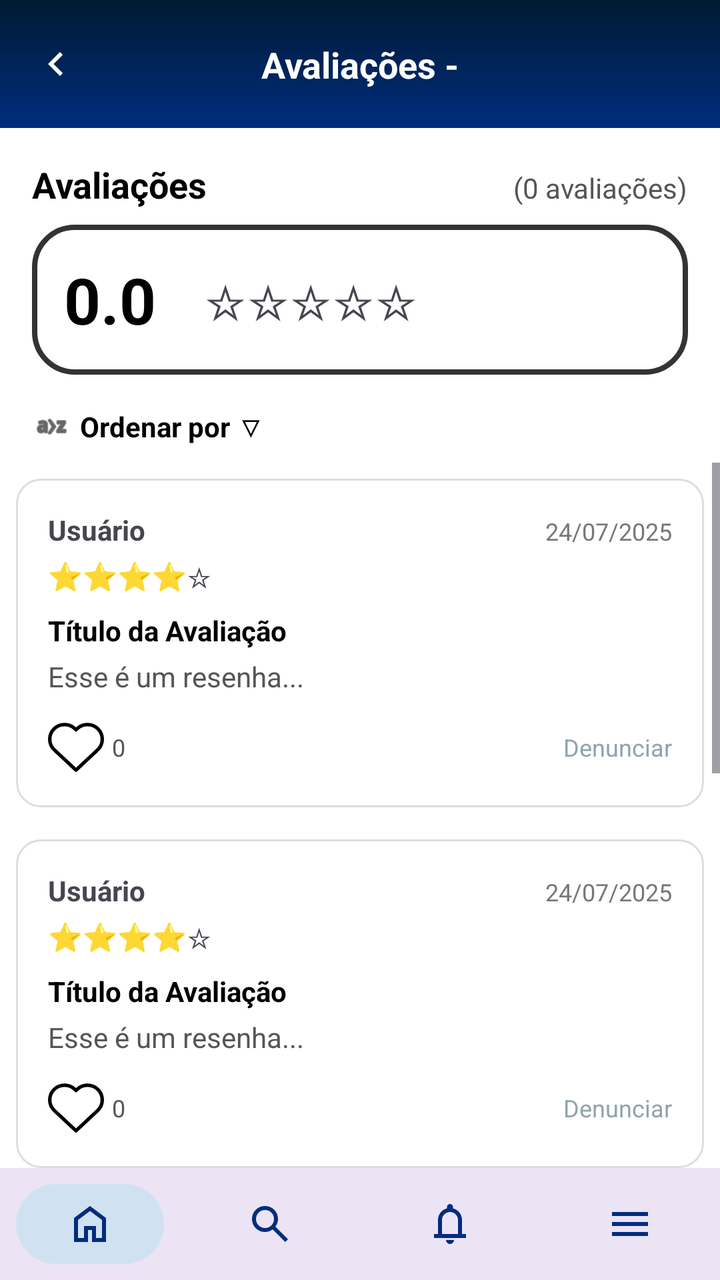
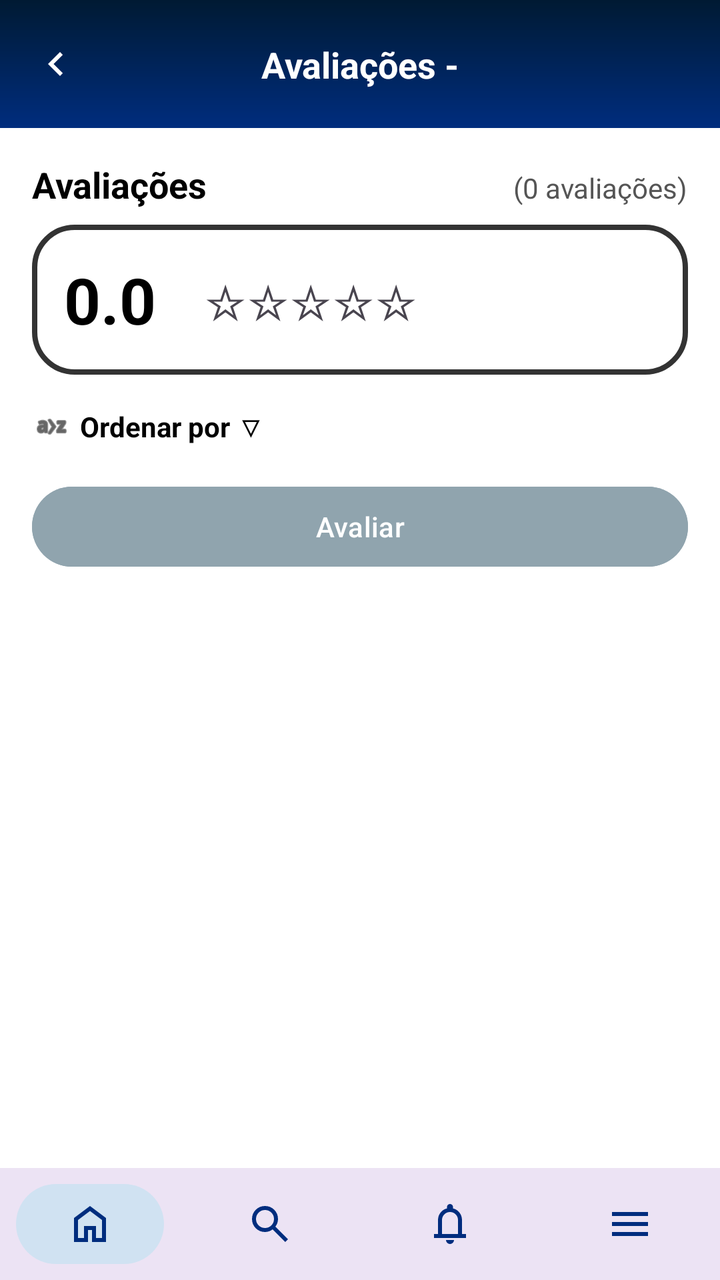

The first picture is an Android layout as it rendered before a commit; the second is the same layout after the commit. The layout source and the unified diff follow.
<!-- AndroidManifest.xml: application theme Theme.Bibliotecaapp -->
<!-- res/layout/tela_mais_avaliacoes.xml -->
<?xml version="1.0" encoding="utf-8"?>
<LinearLayout
    xmlns:android="http://schemas.android.com/apk/res/android"
    xmlns:app="http://schemas.android.com/apk/res-auto"
    xmlns:tools="http://schemas.android.com/tools"
    android:layout_width="match_parent"
    android:layout_height="match_parent"
    android:orientation="vertical"
    android:background="#FFFFFF">

    
    <androidx.constraintlayout.widget.ConstraintLayout
        android:layout_width="match_parent"
        android:layout_height="?attr/actionBarSize"
        android:background="@drawable/background_header">

        <ImageButton
            android:id="@+id/btnVoltar"
            android:layout_width="40dp"
            android:layout_height="40dp"
            android:layout_margin="8dp"
            android:background="?attr/selectableItemBackgroundBorderless"
            android:src="@drawable/ic_leftarrow"
            app:layout_constraintTop_toTopOf="parent"
            app:layout_constraintBottom_toBottomOf="parent"
            app:layout_constraintStart_toStartOf="parent"/>
        
        <TextView
            android:id="@+id/txtTituloHeader"
            android:layout_width="wrap_content"
            android:layout_height="wrap_content"
            android:text="Avaliações -"
            android:textColor="#FFFFFF"
            android:textSize="18sp"
            android:textStyle="bold"
            app:layout_constraintTop_toTopOf="parent"
            app:layout_constraintBottom_toBottomOf="parent"
            app:layout_constraintStart_toStartOf="parent"
            app:layout_constraintEnd_toEndOf="parent"/>

    </androidx.constraintlayout.widget.ConstraintLayout>

    
    <include
        android:id="@+id/layoutResumo"
        layout="@layout/layout_resumo_avaliacao" />

    
    <LinearLayout
        android:id="@+id/btnOrdenar"
        android:layout_width="wrap_content"
        android:layout_height="wrap_content"
        android:orientation="horizontal"
        android:gravity="center_vertical"
        android:layout_marginStart="16dp"
        android:layout_marginBottom="8dp"
        android:clickable="true"
        android:focusable="true"
        android:background="?attr/selectableItemBackground">

        <ImageView
            android:layout_width="20dp"
            android:layout_height="20dp"
            android:src="@android:drawable/ic_menu_sort_alphabetically"
            app:tint="#000000" />

        <TextView
            android:layout_width="wrap_content"
            android:layout_height="wrap_content"
            android:layout_marginStart="4dp"
            android:text="Ordenar por ▽"
            android:textColor="#000000"
            android:textSize="14sp"
            android:textStyle="bold" />
    </LinearLayout>

    
    <ScrollView
        android:layout_width="match_parent"
        android:layout_height="0dp"
        android:layout_weight="1">

        <LinearLayout
            android:layout_width="match_parent"
            android:layout_height="wrap_content"
            android:orientation="vertical"
            android:paddingBottom="16dp">

            
            <include
                android:id="@+id/avaliacao1"
                layout="@layout/item_avaliacao" />

            <include
                android:id="@+id/avaliacao2"
                layout="@layout/item_avaliacao" />

            <include
                android:id="@+id/avaliacao3"
                layout="@layout/item_avaliacao" />

            <include
                android:id="@+id/avaliacao4"
                layout="@layout/item_avaliacao" />

            
            <TextView
                android:id="@+id/txtSemAvaliacoes"
                android:layout_width="match_parent"
                android:layout_height="wrap_content"
                android:text="Nenhuma avaliação ainda."
                android:padding="16dp"
                android:visibility="gone"/>

            <LinearLayout
                android:layout_width="match_parent"
                android:layout_height="wrap_content"
                android:orientation="horizontal"
                android:layout_marginHorizontal="16dp"
                android:layout_marginTop="8dp"
                android:layout_marginBottom="8dp">

                <Button
                    android:id="@+id/btnAvaliar"
                    android:layout_width="0dp"
                    android:layout_height="wrap_content"
                    android:layout_weight="1"
                    android:text="Avaliar"
                    android:backgroundTint="@color/padrao_app"
                    android:textColor="#FFFFFF"/>

            </LinearLayout>

        </LinearLayout>
    </ScrollView>


    <include layout="@layout/navbar_layout"/>
</LinearLayout>
<!-- res/layout/layout_resumo_avaliacao.xml (included above) -->
<?xml version="1.0" encoding="utf-8"?>
<LinearLayout xmlns:android="http://schemas.android.com/apk/res/android"
    android:layout_width="match_parent"
    android:layout_height="wrap_content"
    android:orientation="vertical"
    android:padding="16dp">

    <RelativeLayout
        android:layout_width="match_parent"
        android:layout_height="wrap_content"
        android:layout_marginBottom="8dp">

        <TextView
            android:id="@+id/lblTituloAvaliacoes"
            android:layout_width="wrap_content"
            android:layout_height="wrap_content"
            android:text="Avaliações"
            android:textSize="18sp"
            android:textColor="#000000"
            android:textStyle="bold"
            android:layout_alignParentStart="true"/>

        <TextView
            android:id="@+id/txtTotalAvaliacoes"
            android:layout_width="wrap_content"
            android:layout_height="wrap_content"
            android:text="(0 avaliações)"
            android:textColor="#555555"
            android:layout_alignParentEnd="true"
            android:layout_alignBaseline="@id/lblTituloAvaliacoes"/>
    </RelativeLayout>

    <LinearLayout
        android:layout_width="match_parent"
        android:layout_height="wrap_content"
        android:orientation="horizontal"
        android:background="@drawable/bg_moldura_avaliacao"
        android:padding="16dp"
        android:gravity="center_vertical">

        <TextView
            android:id="@+id/txtMedia"
            android:layout_width="wrap_content"
            android:layout_height="wrap_content"
            android:text="0.0"
            android:textSize="32sp"
            android:textColor="#000000"
            android:textStyle="bold"
            android:layout_marginEnd="24dp"/>

        <TextView
            android:id="@+id/txtEstrelasMedia"
            android:layout_width="wrap_content"
            android:layout_height="wrap_content"
            android:text="☆☆☆☆☆"
            android:textSize="24sp" />

    </LinearLayout>

</LinearLayout>
<!-- res/layout/item_avaliacao.xml (included above) -->
<?xml version="1.0" encoding="utf-8"?>
<LinearLayout
    xmlns:android="http://schemas.android.com/apk/res/android"
    xmlns:app="http://schemas.android.com/apk/res-auto"
    android:layout_width="match_parent"
    android:layout_height="wrap_content"
    android:orientation="vertical"
    android:padding="16dp"
    android:background="@drawable/bg_comentario"
    android:layout_margin="8dp">

    
    <LinearLayout
        android:layout_width="match_parent"
        android:layout_height="wrap_content"
        android:orientation="horizontal">

        <TextView android:id="@+id/txtNomeUsuario"
            android:layout_width="0dp"
            android:layout_height="wrap_content"
            android:layout_weight="1"
            android:text="Usuário"
            android:textStyle="bold"/>

        <TextView
            android:id="@+id/txtData"
            android:layout_width="wrap_content"
            android:layout_height="wrap_content"
            android:text="24/07/2025"
            android:textColor="#777"
            android:textSize="12sp" />
    </LinearLayout>

    
    <TextView
        android:id="@+id/txtEstrelas"
        android:layout_width="wrap_content"
        android:layout_height="wrap_content"
        android:text="⭐⭐⭐⭐☆"
        android:textSize="14sp"
        android:layout_marginTop="4dp"/>

    
    <TextView
        android:id="@+id/txtTituloAvaliacao"
        android:layout_width="match_parent"
        android:layout_height="wrap_content"
        android:text="Título da Avaliação"
        android:textStyle="bold"
        android:textColor="#000"
        android:layout_marginTop="8dp"/>

    
    <TextView
        android:id="@+id/txtComentario"
        android:layout_width="match_parent"
        android:layout_height="wrap_content"
        android:text="Esse é um resenha..."
        android:textColor="#555"
        android:layout_marginTop="4dp"/>

    
    <RelativeLayout
        android:layout_width="match_parent"
        android:layout_height="wrap_content"
        android:layout_marginTop="12dp">

        <ImageButton
            android:id="@+id/btnCurtir"
            android:layout_width="28dp"
            android:layout_height="28dp"
            android:layout_alignParentStart="true"
            android:layout_centerVertical="true"
            android:background="?attr/selectableItemBackgroundBorderless"
            android:src="@drawable/ic_heart"
            android:scaleType="fitCenter"/>

        <TextView
            android:id="@+id/txtCurtidas"
            android:layout_width="wrap_content"
            android:layout_height="wrap_content"
            android:layout_toEndOf="@id/btnCurtir"
            android:layout_centerVertical="true"
            android:layout_marginStart="4dp"
            android:text="0"
            android:textColor="#555"
            android:textSize="12sp"/>

        <TextView
            android:id="@+id/btnDenunciar"
            android:layout_width="wrap_content"
            android:layout_height="wrap_content"
            android:layout_alignParentEnd="true"
            android:layout_centerVertical="true"
            android:text="Denunciar"
            android:textColor="@color/padrao_app"
            android:textSize="12sp"/>
    </RelativeLayout>

</LinearLayout>
<!-- res/layout/navbar_layout.xml (included above) -->
<?xml version="1.0" encoding="utf-8"?>
<com.google.android.material.bottomnavigation.BottomNavigationView
    xmlns:android="http://schemas.android.com/apk/res/android"
    xmlns:app="http://schemas.android.com/apk/res-auto"

    android:id="@+id/bottomNav"
    style="@style/NavBar"
    android:layout_width="match_parent"
    android:layout_height="wrap_content"

    app:menu="@menu/bottom_menu"/>
<!-- resources referenced by this layout -->
<resources>
  <color name="padrao_app">#90A4AE</color>
  <!-- drawable background_header (drawable) -->
  <?xml version="1.0" encoding="utf-8"?>
  <shape xmlns:android="http://schemas.android.com/apk/res/android">
  
      <gradient
          android:type="linear"
          android:angle="270"
          android:startColor="#001A33"
          android:endColor="#002D7E" />
  
      <corners android:radius="0dp" />
  
  </shape>
  <!-- drawable bg_comentario (drawable) -->
  <shape xmlns:android="http://schemas.android.com/apk/res/android">
      <solid android:color="#FFFFFF"/>
      <corners android:radius="12dp"/>
      <stroke android:width="1dp" android:color="#DDD"/>
  </shape>
  <!-- drawable bg_moldura_avaliacao (drawable) -->
  <?xml version="1.0" encoding="utf-8"?>
  <shape xmlns:android="http://schemas.android.com/apk/res/android">
      <solid android:color="#FFFFFF"/>
      <corners android:radius="20dp"/>
      <stroke android:width="2.5dp" android:color="#333333"/>
  </shape>
  <!-- drawable ic_heart (drawable) -->
  <vector xmlns:android="http://schemas.android.com/apk/res/android"
      android:height="42dp"
      android:viewportHeight="32"
      android:viewportWidth="32"
      android:width="42dp">
  
      <path
          android:fillColor="#00000000"
          android:strokeColor="#000000"
          android:strokeLineJoin="round"
          android:strokeWidth="2"
          android:pathData="M28.343,17.48L16,29L3.657,17.48C1.962,15.898 1,13.684 1,11.365v0C1,6.745 4.745,3 9.365,3h0.17c2.219,0 4.346,0.881 5.915,2.45L16,6l0.55,-0.55C18.119,3.881 20.246,3 22.465,3h0.17C27.255,3 31,6.745 31,11.365v0C31,13.684 30.038,15.898 28.343,17.48z"/>
  
  </vector>
  <!-- drawable ic_leftarrow (drawable) -->
  <vector xmlns:android="http://schemas.android.com/apk/res/android"
      android:width="24dp"
      android:height="24dp"
      android:viewportWidth="960"
      android:viewportHeight="960">
    <path
        android:pathData="M560,720 L320,480l240,-240 56,56 -184,184 184,184 -56,56Z"
        android:fillColor="#FFFFFF"/>
  </vector>
  <style name="NavBar" parent="Widget.MaterialComponents.BottomNavigationView">
          <item name="itemBackground">@drawable/nav_item_background</item>
          <item name="itemRippleColor">@android:color/transparent</item>
          <item name="itemIconTint">#002D7E</item>
          <item name="itemTextColor">@null</item>
          <item name="labelVisibilityMode">unlabeled</item>
      </style>
  <style name="Theme.Bibliotecaapp" parent="Base.Theme.Bibliotecaapp" />
  <!-- drawable nav_item_background (drawable) -->
  <?xml version="1.0" encoding="utf-8"?>
  <selector xmlns:android="http://schemas.android.com/apk/res/android">
  
      
      <item android:state_checked="true">
          <inset
              android:insetLeft="8dp"
              android:insetRight="8dp"
              android:insetTop="8dp"
              android:insetBottom="8dp">
  
              <shape android:shape="rectangle">
                  <solid android:color="#D0E2F2"/>
                  <corners android:radius="100dp"/>
              </shape>
  
          </inset>
      </item>
  
      
      <item>
          <color android:color="@android:color/transparent"/>
      </item>
  
  </selector>
  <style name="Base.Theme.Bibliotecaapp" parent="Theme.Material3.DayNight.NoActionBar">
          
          
      </style>
</resources>

<!-- the commit's change to res/layout/tela_mais_avaliacoes.xml (unified diff, before → after) -->
@@ -81,27 +81,11 @@
         android:layout_weight="1">
 
         <LinearLayout
+            android:id="@+id/containerAvaliacoes"
             android:layout_width="match_parent"
             android:layout_height="wrap_content"
             android:orientation="vertical"
             android:paddingBottom="16dp">
-
-            
-            <include
-                android:id="@+id/avaliacao1"
-                layout="@layout/item_avaliacao" />
-
-            <include
-                android:id="@+id/avaliacao2"
-                layout="@layout/item_avaliacao" />
-
-            <include
-                android:id="@+id/avaliacao3"
-                layout="@layout/item_avaliacao" />
-
-            <include
-                android:id="@+id/avaliacao4"
-                layout="@layout/item_avaliacao" />
 
             
             <TextView
@@ -198,107 +182,6 @@
     </LinearLayout>
 
 </LinearLayout>
-<!-- res/layout/item_avaliacao.xml (included above) -->
-<?xml version="1.0" encoding="utf-8"?>
-<LinearLayout
-    xmlns:android="http://schemas.android.com/apk/res/android"
-    xmlns:app="http://schemas.android.com/apk/res-auto"
-    android:layout_width="match_parent"
-    android:layout_height="wrap_content"
-    android:orientation="vertical"
-    android:padding="16dp"
-    android:background="@drawable/bg_comentario"
-    android:layout_margin="8dp">
-
-    
-    <LinearLayout
-        android:layout_width="match_parent"
-        android:layout_height="wrap_content"
-        android:orientation="horizontal">
-
-        <TextView android:id="@+id/txtNomeUsuario"
-            android:layout_width="0dp"
-            android:layout_height="wrap_content"
-            android:layout_weight="1"
-            android:text="Usuário"
-            android:textStyle="bold"/>
-
-        <TextView
-            android:id="@+id/txtData"
-            android:layout_width="wrap_content"
-            android:layout_height="wrap_content"
-            android:text="24/07/2025"
-            android:textColor="#777"
-            android:textSize="12sp" />
-    </LinearLayout>
-
-    
-    <TextView
-        android:id="@+id/txtEstrelas"
-        android:layout_width="wrap_content"
-        android:layout_height="wrap_content"
-        android:text="⭐⭐⭐⭐☆"
-        android:textSize="14sp"
-        android:layout_marginTop="4dp"/>
-
-    
-    <TextView
-        android:id="@+id/txtTituloAvaliacao"
-        android:layout_width="match_parent"
-        android:layout_height="wrap_content"
-        android:text="Título da Avaliação"
-        android:textStyle="bold"
-        android:textColor="#000"
-        android:layout_marginTop="8dp"/>
-
-    
-    <TextView
-        android:id="@+id/txtComentario"
-        android:layout_width="match_parent"
-        android:layout_height="wrap_content"
-        android:text="Esse é um resenha..."
-        android:textColor="#555"
-        android:layout_marginTop="4dp"/>
-
-    
-    <RelativeLayout
-        android:layout_width="match_parent"
-        android:layout_height="wrap_content"
-        android:layout_marginTop="12dp">
-
-        <ImageButton
-            android:id="@+id/btnCurtir"
-            android:layout_width="28dp"
-            android:layout_height="28dp"
-            android:layout_alignParentStart="true"
-            android:layout_centerVertical="true"
-            android:background="?attr/selectableItemBackgroundBorderless"
-            android:src="@drawable/ic_heart"
-            android:scaleType="fitCenter"/>
-
-        <TextView
-            android:id="@+id/txtCurtidas"
-            android:layout_width="wrap_content"
-            android:layout_height="wrap_content"
-            android:layout_toEndOf="@id/btnCurtir"
-            android:layout_centerVertical="true"
-            android:layout_marginStart="4dp"
-            android:text="0"
-            android:textColor="#555"
-            android:textSize="12sp"/>
-
-        <TextView
-            android:id="@+id/btnDenunciar"
-            android:layout_width="wrap_content"
-            android:layout_height="wrap_content"
-            android:layout_alignParentEnd="true"
-            android:layout_centerVertical="true"
-            android:text="Denunciar"
-            android:textColor="@color/padrao_app"
-            android:textSize="12sp"/>
-    </RelativeLayout>
-
-</LinearLayout>
 <!-- res/layout/navbar_layout.xml (included above) -->
 <?xml version="1.0" encoding="utf-8"?>
 <com.google.android.material.bottomnavigation.BottomNavigationView
<!-- resource entries referenced after the edit -->
@@ -14,12 +14,6 @@
       <corners android:radius="0dp" />
   
   </shape>
-  <!-- drawable bg_comentario (drawable) -->
-  <shape xmlns:android="http://schemas.android.com/apk/res/android">
-      <solid android:color="#FFFFFF"/>
-      <corners android:radius="12dp"/>
-      <stroke android:width="1dp" android:color="#DDD"/>
-  </shape>
   <!-- drawable bg_moldura_avaliacao (drawable) -->
   <?xml version="1.0" encoding="utf-8"?>
   <shape xmlns:android="http://schemas.android.com/apk/res/android">
@@ -27,21 +21,6 @@
       <corners android:radius="20dp"/>
       <stroke android:width="2.5dp" android:color="#333333"/>
   </shape>
-  <!-- drawable ic_heart (drawable) -->
-  <vector xmlns:android="http://schemas.android.com/apk/res/android"
-      android:height="42dp"
-      android:viewportHeight="32"
-      android:viewportWidth="32"
-      android:width="42dp">
-  
-      <path
-          android:fillColor="#00000000"
-          android:strokeColor="#000000"
-          android:strokeLineJoin="round"
-          android:strokeWidth="2"
-          android:pathData="M28.343,17.48L16,29L3.657,17.48C1.962,15.898 1,13.684 1,11.365v0C1,6.745 4.745,3 9.365,3h0.17c2.219,0 4.346,0.881 5.915,2.45L16,6l0.55,-0.55C18.119,3.881 20.246,3 22.465,3h0.17C27.255,3 31,6.745 31,11.365v0C31,13.684 30.038,15.898 28.343,17.48z"/>
-  
-  </vector>
   <!-- drawable ic_leftarrow (drawable) -->
   <vector xmlns:android="http://schemas.android.com/apk/res/android"
       android:width="24dp"
